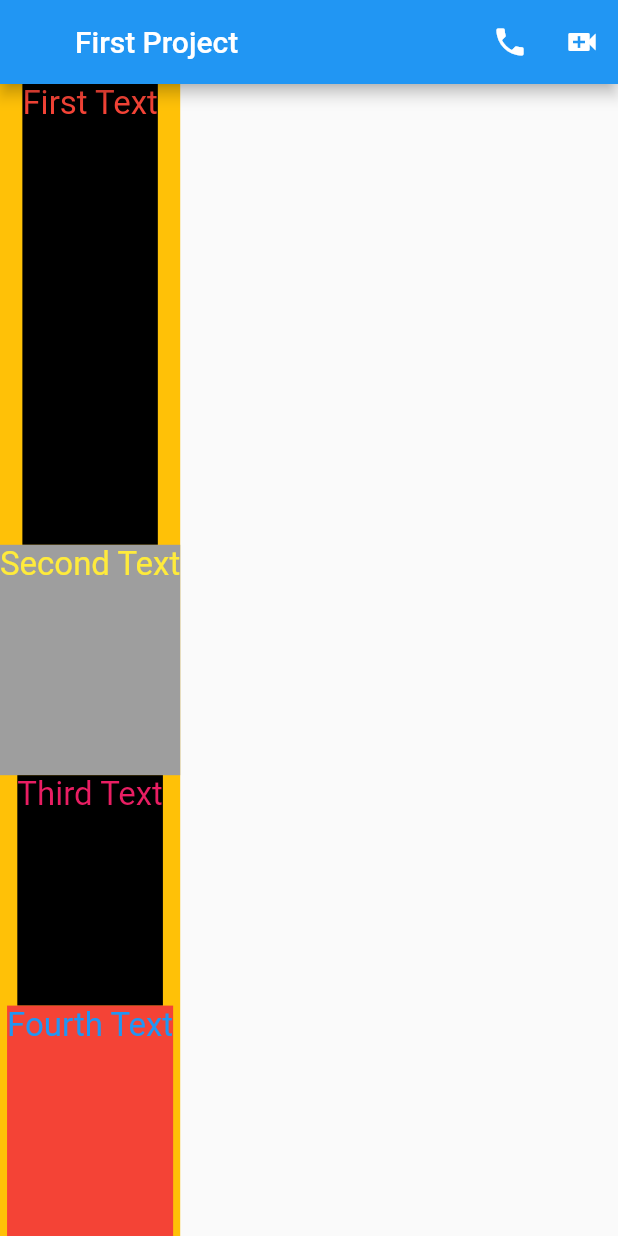
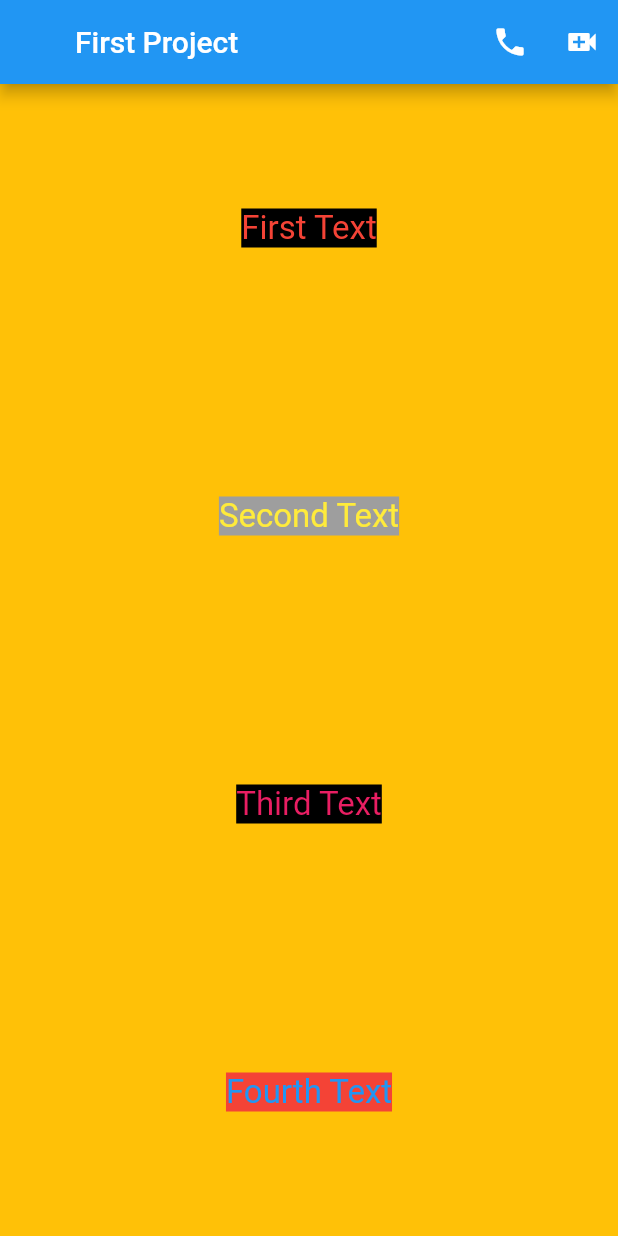
Before and after one commit to HMZKA/flutter_course_october_2022, a Flutter app: the screen it shows after launch, on a phone screen of 412 x 824 dp. Run offline on Flutter 3.47's test engine with Material 2 defaults, Android fonts, the phone set to English and light mode, and no system bars.

Commit message:
column-alignment

```diff
--- a/lib/main.dart
+++ b/lib/main.dart
@@ -20,12 +20,14 @@ class MyApp extends StatelessWidget {
             ],
           ),
           body: Container(
+            width: double.infinity,
             color: Colors.amber,
             child: Column(
+              mainAxisAlignment: MainAxisAlignment.spaceAround,
+              crossAxisAlignment: CrossAxisAlignment.center,
+              // mainAxisSize: MainAxisSize.min,
               children: [
-                Expanded(
-                  flex: 2,
-                  child: Container(
+                Container(
                   color: Colors.black,
                   child: Text(
                     'First Text',
@@ -35,9 +37,7 @@ class MyApp extends StatelessWidget {
                     ),
                   ),
                 ),
-                ),
-                Expanded(
-                  child: Container(
+                Container(
                   color: Colors.grey,
                   child: Text(
                     'Second Text',
@@ -47,9 +47,7 @@ class MyApp extends StatelessWidget {
                     ),
                   ),
                 ),
-                ),
-                Expanded(
-                  child: Container(
+                Container(
                   color: Colors.black,
                   child: Text(
                     'Third Text',
@@ -59,10 +57,7 @@ class MyApp extends StatelessWidget {
                     ),
                   ),
                 ),
-                ),
-                Expanded(
-                  child: Container(
-                    height: 130,
+                Container(
                   color: Colors.red,
                   child: Text(
                     'Fourth Text',
@@ -72,7 +67,6 @@ class MyApp extends StatelessWidget {
                     ),
                   ),
                 ),
-                ),
               ],
             ),
           )),
```
Lines whose indentation alone changed are shown as unchanged.
